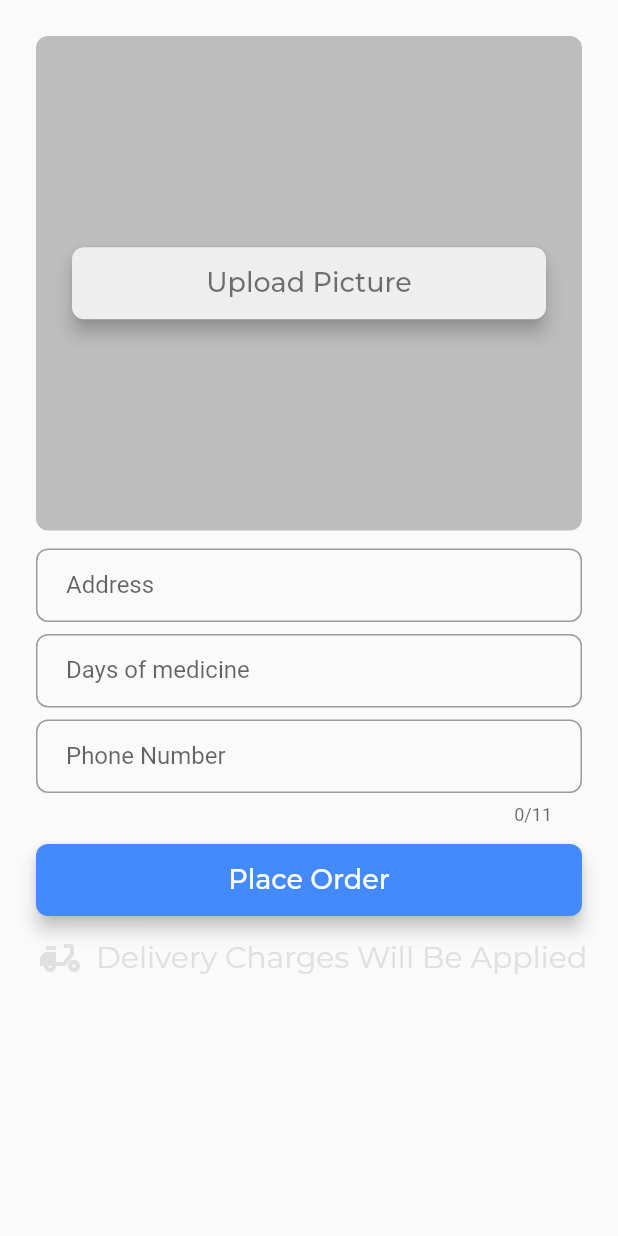
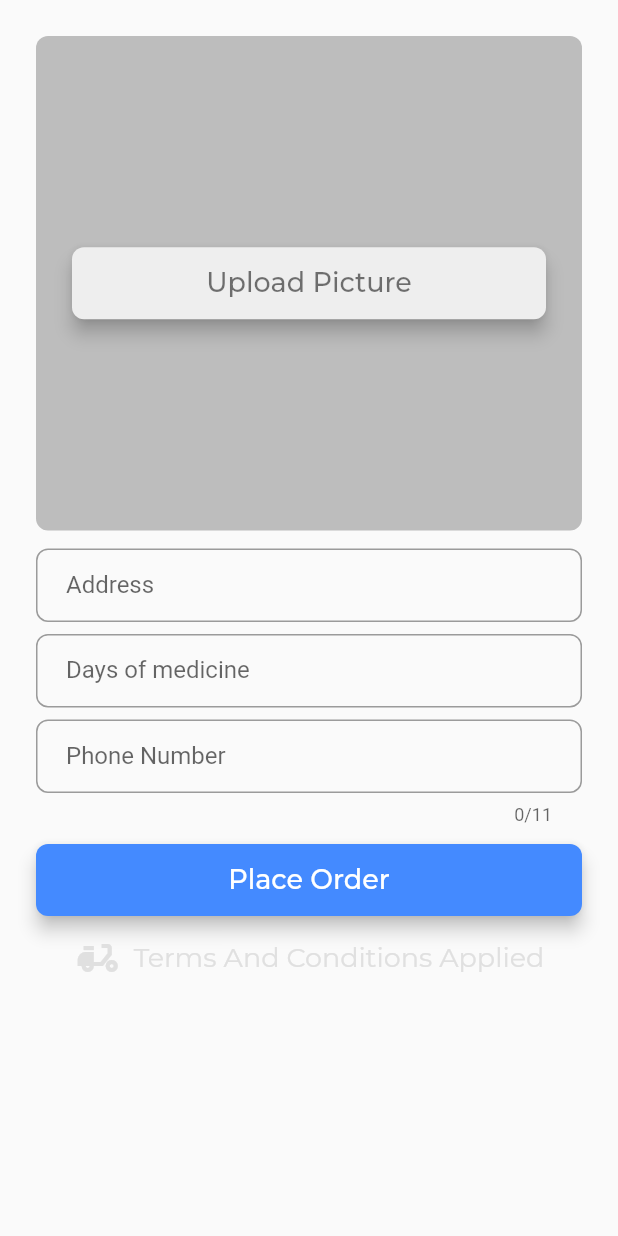
Before and after one commit to ShahzadUmarBaig/MedKube-Ecommerce-App, a Flutter app: the PrescriptionScreen screen opened by its route, on a phone screen of 412 x 824 dp. Run offline on Flutter 3.47's test engine with Material 2 defaults, Android fonts, the phone set to English and light mode, and no system bars; our stand-ins replace badges, cloud_firestore, firebase_auth, firebase_core, firebase_storage, flutter_spinkit and 3 more; accounts and stored records are empty; network calls fail.

Commit message:
fixed bugs
Signed-off-by: ShahzadUmarBaig <ShahzadUBaig@gmail.com>

```diff
--- a/lib/Screens/home_screen.dart
+++ b/lib/Screens/home_screen.dart
@@ -75,9 +75,10 @@ class _HomeScreenState extends State<HomeScreen> {
     } else {
       await FirebaseAuth.instance.signOut();
       userInfo.clear();
+      await FirebaseAuth.instance.signInAnonymously();
       _scaffoldKey.currentState
           .showSnackBar(
-            customSnackBar("Logged Out Successfully"),
+            customSnackBar("Logged Out Successfully", 1),
           )
           .closed
           .then(
--- a/lib/Screens/order_screen.dart
+++ b/lib/Screens/order_screen.dart
@@ -55,6 +55,7 @@ class _OrderScreenState extends State<OrderScreen> {
     super.initState();
     itemCount = 0;
     orderTracked = false;
+    print("Init Order Statte");
     if (userInfo.isNotEmpty) {
       getItemCount();
     }
@@ -234,6 +235,7 @@ class _OrderScreenState extends State<OrderScreen> {
                 child: ListView.builder(
                   padding: EdgeInsets.symmetric(vertical: 4.0, horizontal: 8.0),
                   itemBuilder: (context, index) {
+                    print("Working Till here");
                     if (orders[orderKeys[index]]["OrderType"] == "cart") {
                       return CartItemTile(
                         orderDetails: orders[orderKeys[index]],
--- a/lib/Screens/prescription_screen.dart
+++ b/lib/Screens/prescription_screen.dart
@@ -1,12 +1,14 @@
 import 'dart:io';
 
 import 'package:cloud_firestore/cloud_firestore.dart';
+import 'package:firebase_auth/firebase_auth.dart';
 import 'package:firebase_storage/firebase_storage.dart';
 import 'package:flutter/cupertino.dart';
 import 'package:flutter/material.dart';
 import 'package:flutter_spinkit/flutter_spinkit.dart';
 import 'package:google_fonts/google_fonts.dart';
 import 'package:image_picker/image_picker.dart';
+import 'package:medkube/Services/Font_Size.dart';
 import 'package:medkube/Services/Order_Code.dart';
 import 'package:medkube/Services/user_info.dart';
 import 'package:medkube/Widgets/custom_button.dart';
@@ -75,7 +77,9 @@ class _PrescriptionScreenState extends State<PrescriptionScreen> {
                         child: Text(
                           "Your Order Is Being Placed",
                           style: GoogleFonts.montserrat(
-                              fontSize: 24, color: Colors.black54),
+                              fontSize: FontSizeObserver()
+                                  .getFontSize(context, "WaitingScreen"),
+                              color: Colors.black54),
                         ),
                       ),
                     ),
@@ -200,6 +204,7 @@ class _PrescriptionScreenState extends State<PrescriptionScreen> {
                                   'Status': "In Progress",
                                   'PicPath': imagePath,
                                   "OrderNo": orderNumber,
+                                  "UID": FirebaseAuth.instance.currentUser.uid,
                                   "Price": null,
                                 }).then(
                                   (value) {
@@ -254,7 +259,7 @@ class _PrescriptionScreenState extends State<PrescriptionScreen> {
                                                 ),
                                                 Align(
                                                   alignment: Alignment.center,
-                                                  child: Text(
+                                                  child: SelectableText(
                                                     orderNumber,
                                                     style:
                                                         GoogleFonts.montserrat(
@@ -383,7 +388,7 @@ class _PrescriptionScreenState extends State<PrescriptionScreen> {
                                                 ),
                                                 Align(
                                                   alignment: Alignment.center,
-                                                  child: Text(
+                                                  child: SelectableText(
                                                     orderNumber,
                                                     style:
                                                     GoogleFonts.montserrat(
@@ -463,9 +468,11 @@ class _PrescriptionScreenState extends State<PrescriptionScreen> {
                               ),
                               SizedBox(width: 8.0),
                               Text(
-                                "Delivery Charges Will Be Applied",
+                                "Terms And Conditions Applied",
                                 style: kAlertBoxText.copyWith(
-                                    color: Colors.grey[300], fontSize: 20.0),
+                                    color: Colors.grey[300],
+                                    fontSize: FontSizeObserver().getFontSize(
+                                        context, "PrescriptionLabel")),
                               )
                             ],
                           ))
--- a/lib/Services/Font_Size.dart
+++ b/lib/Services/Font_Size.dart
@@ -41,6 +41,30 @@ class FontSizeObserver {
       } else if (bigScreen) {
         return 14;
       }
+    } else if (status == "PromoTag") {
+      if (smallScreen) {
+        return 16;
+      } else if (bigScreen) {
+        return 14;
+      }
+    } else if (status == "PrescriptionLabel") {
+      if (smallScreen) {
+        return 18;
+      } else if (bigScreen) {
+        return 16;
+      }
+    } else if (status == "ContactUs") {
+      if (smallScreen) {
+        return 24;
+      } else if (bigScreen) {
+        return 20;
+      }
+    } else if (status == "WaitingScreen") {
+      if (smallScreen) {
+        return 24;
+      } else if (bigScreen) {
+        return 20;
+      }
     }
 
     return 0.0;
--- a/lib/Widgets/widgets.dart
+++ b/lib/Widgets/widgets.dart
@@ -20,8 +20,7 @@ class SectionHeading extends StatelessWidget {
   }
 }
 
-
-SnackBar customSnackBar(String snackBarText){
+SnackBar customSnackBar(String snackBarText, int seconds) {
   return SnackBar(
     behavior: SnackBarBehavior.floating,
     content: Container(
@@ -31,6 +30,6 @@ SnackBar customSnackBar(String snackBarText){
         style: GoogleFonts.montserrat(fontSize: 20.0),
       ),
     ),
-    duration: Duration(seconds: 1),
+    duration: Duration(seconds: seconds),
   );
 }
```
Also changed, not shown: lib/Screens/Firebase/login_screen.dart (+41 -7 lines), lib/Screens/Firebase/register_screen.dart (+13 -6 lines), lib/Screens/checkout_screen.dart (+48 -22 lines), lib/Screens/general_item_screen.dart (+20 -18 lines), lib/Services/Promos.dart (+6 -5 lines), lib/Widgets/custom_drawer.dart (+5 -10 lines), lib/Widgets/hospital_card.dart (+1 -40 lines), lib/Widgets/item_tag.dart (+5 -2 lines). Lines whose indentation alone changed are shown as unchanged.
